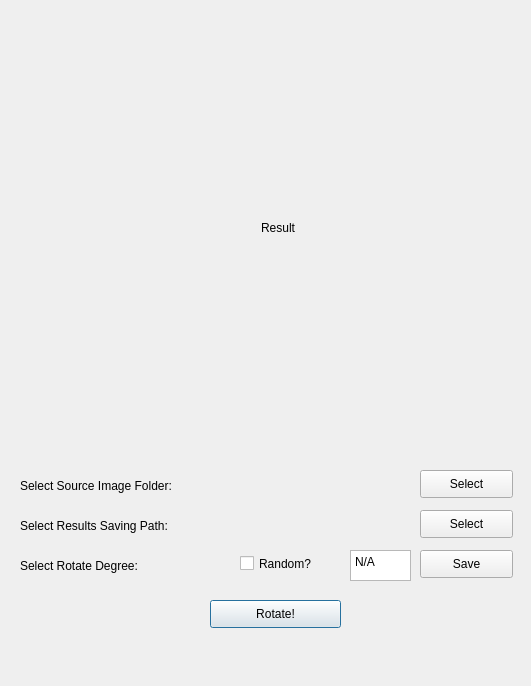
The window that QtUI/randomRotate.ui (marc0cheung/ImageCap) describes before a commit, drawn with Qt 5.
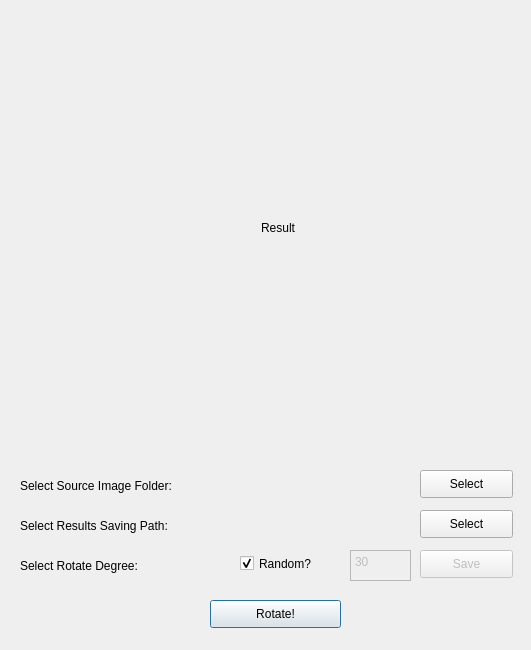
The same window after the commit.

Patch:
```diff
--- a/QtUI/randomRotate.ui
+++ b/QtUI/randomRotate.ui
@@ -10,7 +10,7 @@
     <x>0</x>
     <y>0</y>
     <width>531</width>
-    <height>686</height>
+    <height>650</height>
    </rect>
   </property>
   <property name="windowTitle">
@@ -101,6 +101,9 @@
    </property>
   </widget>
   <widget class="QPlainTextEdit" name="degree_input">
+   <property name="enabled">
+    <bool>false</bool>
+   </property>
    <property name="geometry">
     <rect>
      <x>350</x>
@@ -110,10 +113,13 @@
     </rect>
    </property>
    <property name="plainText">
-    <string>N/A</string>
+    <string>30</string>
    </property>
   </widget>
   <widget class="QPushButton" name="degree_btn">
+   <property name="enabled">
+    <bool>false</bool>
+   </property>
    <property name="geometry">
     <rect>
      <x>420</x>
@@ -151,6 +157,9 @@
    <property name="text">
     <string>Random?</string>
    </property>
+   <property name="checked">
+    <bool>true</bool>
+   </property>
   </widget>
  </widget>
  <resources/>
```
